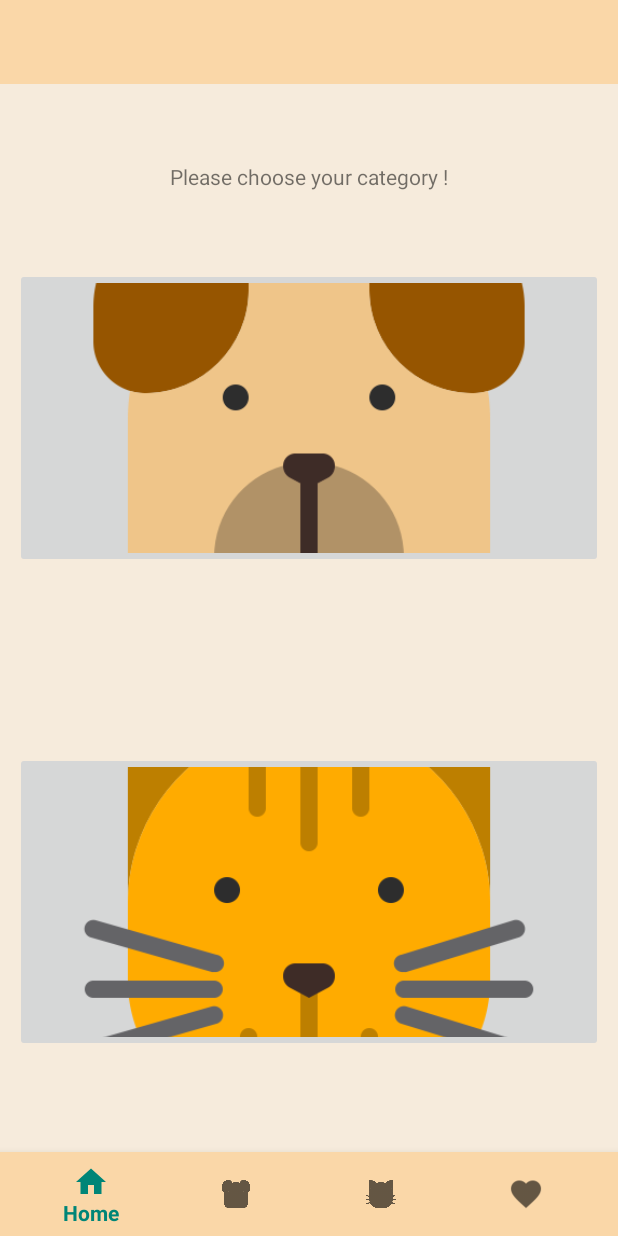
After one commit to Arkani66/PetEncyclopedia, an Android app: the HomeFragment screen opened directly, with no data from a screen before it, on a phone screen of 412 x 824 dp. The commit adds this screen. Run offline under Robolectric (Android 15) with nearby library versions, the phone set to English and light mode, and no system bars; our stand-ins replace navigation-ui; pictures from the network do not load.

Commit message:
add home fragment

```diff
--- a/app/src/main/java/com/example/petencyclopedia/ui/Cat/CatListFragment.kt
+++ b/app/src/main/java/com/example/petencyclopedia/ui/Cat/CatListFragment.kt
@@ -87,38 +87,6 @@ class CatListFragment : Fragment() {
             mloader.isVisible = mcatModel is CatLoader
             mtexterror.isVisible = mcatModel is CatFailure
             if(mcatModel is CatSuccess) madapterView.updateList(mcatModel.catlist)
-            //else mrecyclerview.isInvisible
-
-        })
-    }
-
-    private fun callApi(){
-       // val retrofit = Retrofit.Builder()
-       //     .baseUrl("https://api.thecatapi.com/v1/")
-       //     .addConverterFactory(GsonConverterFactory.create())
-       //     .build()
-//
-       // val mkittenAPI: CatAPI = retrofit.create(CatAPI::class.java)
-
-        SingletonCat.mkittenApi.getcatList("ca2d4dd4-288f-4b05-acc3-c0f26d579e4d").enqueue(object : Callback<List<Cat>> {
-            override fun onFailure(call: Call<List<Cat>>, t: Throwable) {
-                val mkittenresponse : ArrayList<Cat> = arrayListOf<Cat>().apply {
-                    add(
-                        Cat(Weight("inconnu","inconnu"),"inconnu","inconnu","inconnu","inconnu","inconnu","inconnu","inconnu",0,0,"inconnu",0,0,0,0,0,0,0,0,0,0,0,0,0,0,0,0,0,0,0,"inconnu","inconnu",
-                            Image("inconnu",0,0,"inconnu")))
-                }
-                madapterView.updateList(mkittenresponse)
-            }
-
-            override fun onResponse(
-                call: Call<List<Cat>>,
-                response: Response<List<Cat>>
-            ) {
-                if(response.isSuccessful && response.body()!=null){
-                    val mkittenresponse : List<Cat> = response.body()!!
-                    madapterView.updateList(mkittenresponse)
-                }
-            }
         })
     }
 
--- /dev/null
+++ b/app/src/main/java/com/example/petencyclopedia/ui/Home/HomeFragment.kt
@@ -0,0 +1,67 @@
+package com.example.petencyclopedia.ui.Home
+
+import android.os.Bundle
+import androidx.fragment.app.Fragment
+import android.view.LayoutInflater
+import android.view.View
+import android.view.ViewGroup
+import android.widget.ImageView
+import android.widget.TextView
+import androidx.navigation.fragment.findNavController
+import com.bumptech.glide.Glide
+import com.example.petencyclopedia.R
+import com.example.petencyclopedia.databinding.FragmentHomeBinding
+
+
+class HomeFragment : Fragment() {
+
+    private var _binding: FragmentHomeBinding? = null
+    private val binding get() = _binding!!
+
+    private lateinit var texthome : TextView
+    private lateinit var imagedog: ImageView
+    private lateinit var imagecat: ImageView
+
+    override fun onCreate(savedInstanceState: Bundle?) {
+        super.onCreate(savedInstanceState)
+
+    }
+
+    override fun onCreateView(
+        inflater: LayoutInflater, container: ViewGroup?,
+        savedInstanceState: Bundle?
+    ): View {
+        // Inflate the layout for this fragment
+        _binding = FragmentHomeBinding.inflate(inflater, container, false)
+        val root: View = binding.root
+
+        return root
+    }
+
+    override fun onViewCreated(view: View, savedInstanceState: Bundle?) {
+        super.onViewCreated(view, savedInstanceState)
+
+        texthome = view.findViewById(R.id.home_text)
+        imagecat = view.findViewById(R.id.button_cat)
+        imagedog = view.findViewById(R.id.button_dog)
+
+        Glide.with(this)
+            .load(R.drawable.cat_icon)
+            .centerCrop()
+            .into(imagecat)
+        Glide.with(this)
+            .load(R.drawable.dog_icon)
+            .centerCrop()
+            .into(imagedog)
+
+        imagecat.setOnClickListener{
+            //Toast.makeText(this@HomeFragment, R.string.hello_homecat, Toast.LENGTH_LONG).show()
+            findNavController().navigate(R.id.navigation_tocat_fromhome)
+        }
+        imagedog.setOnClickListener{
+            //Toast.makeText(this@HomeFragment, R.string.hello_homedog, Toast.LENGTH_LONG).show()
+            findNavController().navigate(R.id.navigation_todog_fromhome)
+        }
+    }
+
+}
--- a/app/src/main/res/layout/activity_naviguation_choice.xml
+++ b/app/src/main/res/layout/activity_naviguation_choice.xml
@@ -8,7 +8,7 @@
         android:paddingTop="?attr/actionBarSize"
         android:background="@color/TopBar">
 
-    <ImageView
+    <FrameLayout
             android:layout_width="match_parent"
             android:layout_height="match_parent"
             android:background="@color/Beige"
@@ -34,7 +34,7 @@
             android:name="androidx.navigation.fragment.NavHostFragment"
             android:layout_width="match_parent"
             android:layout_height="match_parent"
-            app:defaultNavHost="true"
+            app:defaultNavHost="false"
             app:layout_constraintBottom_toTopOf="@id/nav_view"
             app:layout_constraintLeft_toLeftOf="parent"
             app:layout_constraintRight_toRightOf="parent"
--- /dev/null
+++ b/app/src/main/res/layout/fragment_home.xml
@@ -0,0 +1,49 @@
+<?xml version="1.0" encoding="utf-8"?>
+<androidx.constraintlayout.widget.ConstraintLayout
+        xmlns:android="http://schemas.android.com/apk/res/android"
+        xmlns:tools="http://schemas.android.com/tools"
+        xmlns:app="http://schemas.android.com/apk/res-auto"
+        android:layout_width="match_parent"
+        android:layout_height="match_parent"
+        android:background="@color/Beige"
+        android:theme="@style/AppTheme"
+        tools:context=".ui.Home.HomeFragment">
+
+    <!-- TODO: Update blank fragment layout -->
+    <TextView
+            android:id="@+id/home_text"
+            android:layout_width="match_parent"
+            android:layout_height="wrap_content"
+            android:text="@string/hello_home"
+            android:textAlignment="center"
+            android:gravity="center_horizontal"
+            app:layout_constraintTop_toTopOf="parent"
+            app:layout_constraintLeft_toLeftOf="parent"
+            app:layout_constraintRight_toRightOf="parent"
+            app:layout_constraintBottom_toTopOf="@id/button_dog" />
+
+    <ImageButton
+            android:id="@+id/button_dog"
+            android:layout_width="match_parent"
+            android:layout_height="200dp"
+            android:src="@drawable/dog_icon"
+            android:layout_marginStart="10dp"
+            android:layout_marginEnd="10dp"
+            app:layout_constraintTop_toTopOf="parent"
+            app:layout_constraintLeft_toLeftOf="parent"
+            app:layout_constraintRight_toRightOf="parent"
+            app:layout_constraintBottom_toTopOf="@id/button_cat" />
+
+    <ImageButton
+            android:id="@+id/button_cat"
+            android:layout_width="match_parent"
+            android:layout_height="200dp"
+            android:src="@drawable/cat_icon"
+            android:layout_marginStart="10dp"
+            android:layout_marginEnd="10dp"
+            app:layout_constraintTop_toBottomOf="@id/button_dog"
+            app:layout_constraintLeft_toLeftOf="parent"
+            app:layout_constraintRight_toRightOf="parent"
+            app:layout_constraintBottom_toBottomOf="parent" />
+
+</androidx.constraintlayout.widget.ConstraintLayout>
--- a/app/src/main/res/menu/bottom_nav_menu.xml
+++ b/app/src/main/res/menu/bottom_nav_menu.xml
@@ -2,18 +2,27 @@
 <menu xmlns:android="http://schemas.android.com/apk/res/android">
 
     <item
+            android:id="@+id/navigation_home"
+            android:icon="@drawable/ic_home_black_24dp"
+            android:title="@string/title_home"
+            android:enabled="true"/>
+
+    <item
             android:id="@+id/navigation_dog"
             android:icon="@drawable/dog_icon"
-            android:title="@string/title_doglist" />
+            android:title="@string/title_doglist"
+            android:enabled="true"/>
 
     <item
             android:id="@+id/navigation_cat"
             android:icon="@drawable/cat_icon"
-            android:title="@string/title_catlist" />
+            android:title="@string/title_catlist"
+            android:enabled="true"/>
 
     <item
             android:id="@+id/navigation_notifications"
-            android:icon="@drawable/ic_notifications_black_24dp"
-            android:title="@string/title_notifications" />
+            android:icon="@drawable/favorite_black"
+            android:title="@string/title_notifications"
+            android:enabled="true"/>
 
 </menu>
--- a/app/src/main/res/navigation/mobile_navigation.xml
+++ b/app/src/main/res/navigation/mobile_navigation.xml
@@ -1,9 +1,24 @@
 <?xml version="1.0" encoding="utf-8"?>
-<navigation xmlns:android="http://schemas.android.com/apk/res/android"
+<navigation
+        xmlns:android="http://schemas.android.com/apk/res/android"
         xmlns:app="http://schemas.android.com/apk/res-auto"
         xmlns:tools="http://schemas.android.com/tools"
         android:id="@+id/mobile_navigation"
-        app:startDestination="@+id/navigation_dog">
+        app:startDestination="@+id/navigation_home">
+
+    <fragment
+            android:id="@+id/navigation_home"
+            android:name="com.example.petencyclopedia.ui.Home.HomeFragment"
+            android:label="@string/title_doglist"
+            tools:layout="@layout/fragment_home" >
+        <action
+                android:id="@+id/navigation_todog_fromhome"
+                app:destination="@+id/navigation_dog"/>
+        <action
+                android:id="@+id/navigation_tocat_fromhome"
+                app:destination="@+id/navigation_cat"/>
+    </fragment>
+
 
     <fragment
             android:id="@+id/navigation_dog"
--- a/app/src/main/res/values/strings.xml
+++ b/app/src/main/res/values/strings.xml
@@ -3,6 +3,7 @@
     <string name="btn_accueil">Enter the Encyclopedia</string>
     <string name="message_accueil_btn">Vous allez accéder au PetEncyclopedia !</string>
     <string name="title_activity_naviguation_choice">MainActivity</string>
+    <string name="title_home">Home</string>
     <string name="title_doglist">Dog</string>
     <string name="title_catlist">Cat</string>
     <string name="title_dogdetail">Dog Detail</string>
@@ -14,5 +15,8 @@
     <string name="Catliste_title">Here are the different cats races !Click on it to see the informations</string>
     <!-- TODO: Remove or change this placeholder text -->
     <string name="hello_blank_fragment">Hello blank fragment</string>
+    <string name="hello_home">Please choose your category !</string>
+    <string name="hello_homedog">I see you\'re a dog person </string>
+    <string name="hello_homecat">I see you\'re a cat person </string>
     <string name="error">An error has occured ! Please retry later</string>
 </resources>
```
Also changed, not shown: app/src/main/res/drawable/favorite_black.png (added).
